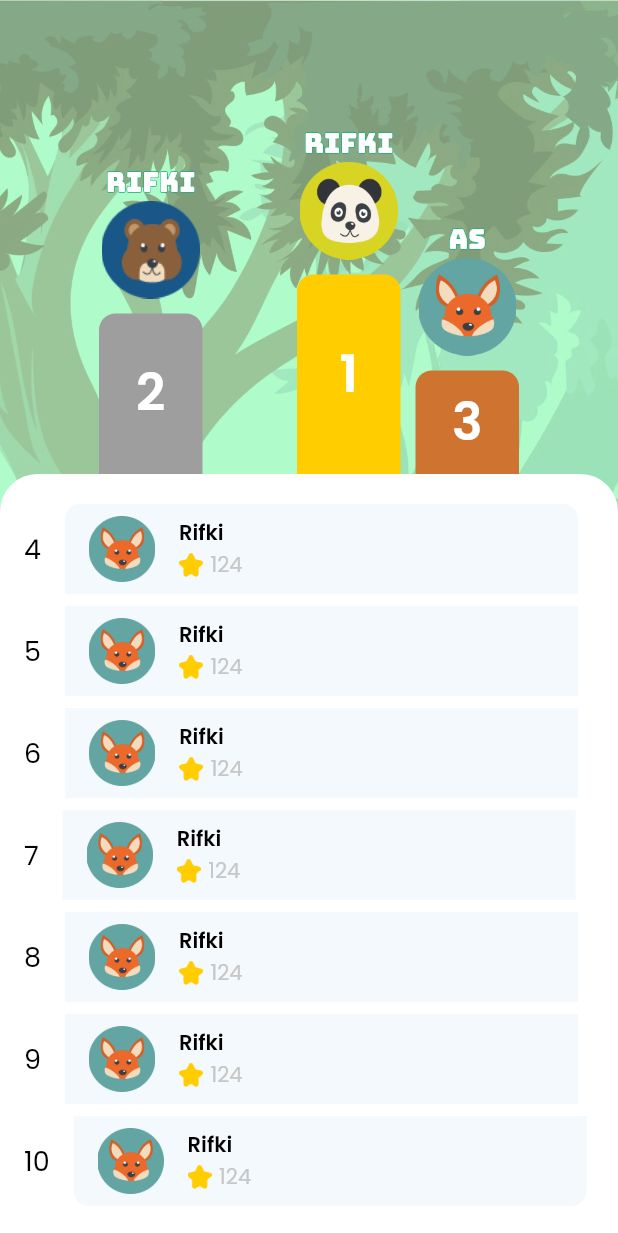
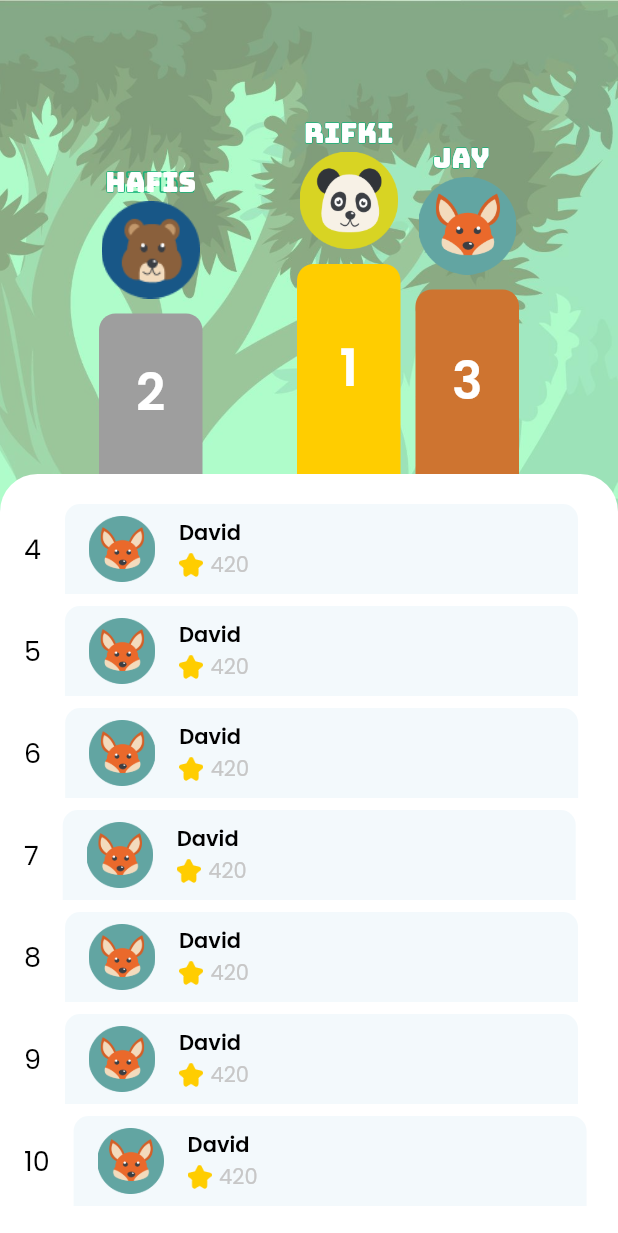
Before and after one commit to hafidzfadillah/FitLife, a Flutter app: the LeaderboardScreen screen opened by its route, scrolled down 96 dp, on a phone screen of 412 x 824 dp. Shown: the top 1233 px of the screen. Run offline on Flutter 3.47's test engine with Material 2 defaults, Android fonts, the phone set to English and light mode, and no system bars; our stand-ins replace animated_text_kit, camera, carousel_slider, chat_bubbles, chewie, connectivity_plus and 31 more; missing offline and left inert: dart:ffi, floating_draggable_widget, flutter_intro, flutter_tflite; accounts and stored records are empty.

Commit message:
fix bug ,fitmart, etc

```diff
--- a/lib/dummy/product_banner.dart
+++ b/lib/dummy/product_banner.dart
@@ -2,7 +2,7 @@ import 'package:fitlife/core/models/product/product_banner.dart';
 
 List<ProductBannerModel> dummyBannerProducts = [
   ProductBannerModel(
-    title: "Dapatkan diskon 20% untuk pembelian Vita Whey",
+    title: "Dapatkan diskon 20% untuk pembelian Fita Whey",
     buttonText: "Lihat Detail",
     image: "assets/images/whey.png",
     background: 'assets/images/bg_bmart1.png',
@@ -10,7 +10,7 @@ List<ProductBannerModel> dummyBannerProducts = [
 
   ),
   ProductBannerModel(
-      title: "pantau kesehatanmu dengan Vita Pulse ",
+      title: "pantau kesehatanmu dengan Fita Pulse ",
       buttonText: "Lihat Detail",
       image: "assets/images/pulse.png",
       background: 'assets/images/bg_bmart2.png',
--- a/lib/ui/pages/leaderboard_screen.dart
+++ b/lib/ui/pages/leaderboard_screen.dart
@@ -4,6 +4,7 @@ import 'package:fitlife/ui/home/theme.dart';
 import 'package:flutter/material.dart';
 import 'package:google_fonts/google_fonts.dart';
 import 'package:flutter/services.dart';
+import 'dart:math';
 
 class LeaderboardScreen extends StatefulWidget {
   @override
@@ -26,8 +27,117 @@ class _LeaderboardScreenState extends State<LeaderboardScreen> {
     });
   }
 
+  // Fungsi untuk mendapatkan nama acak
+  String getRandomName() {
+    List<String> names = ['Pandan', 'Tegar', 'Michael', 'Emma', 'David', 'Olivia'];
+    Random random = Random();
+    return names[random.nextInt(names.length)];
+  }
+
+  // random avatar
+  String getRandomAvatar() {
+    List<String> avatars = ['avatar_1.png', 'avatar_2.png', 'avatar_3.png', 'avatar_4.png', 'avatar_5.png', 'avatar_6.png' , 'avatar_7.png'];
+    Random random = Random();
+    return avatars[random.nextInt(avatars.length)];
+  }
+
+// Fungsi untuk mendapatkan poin acak
+  int getRandomPoints() {
+    Random random = Random();
+    return random.nextInt(500);
+  }
+
   @override
   Widget build(BuildContext context) {
+
+   List<Widget> generateDataList() {
+      List<Map<String, dynamic>> data = [];
+      for (int i = 0; i < 7; i++) {
+        String name = getRandomName();
+        String avatar = getRandomAvatar();
+        int points = getRandomPoints();
+        Map<String, dynamic> dataMap = {
+          'name': name,
+          'avatar': avatar,
+          'points': points,
+        };
+        data.add(dataMap);
+      }
+
+      // Mengurutkan data berdasarkan poin terbesar
+      data.sort((a, b) => b['points'].compareTo(a['points']));
+
+      List<Widget> dataList = [];
+      for (int i = 0; i < data.length; i++) {
+        Map<String, dynamic> dataMap = data[i];
+        Widget dataWidget = Row(
+          children: [
+            Text(
+              (i + 4).toString(),
+              style: GoogleFonts.poppins(fontSize: 18, color: Colors.black),
+            ),
+            SizedBox(width: 16),
+            Container(
+              width: MediaQuery.of(context).size.width - 70,
+              padding: EdgeInsets.symmetric(horizontal: 16, vertical: 8),
+              decoration: BoxDecoration(
+                color: Color(0xffF3F9FC),
+                borderRadius: BorderRadius.only(
+                  topLeft: Radius.circular(10),
+                  topRight: Radius.circular(10),
+                ),
+              ),
+              margin: EdgeInsets.symmetric(vertical: 4),
+              child: Row(
+                children: [
+                  Image.asset(
+                    'assets/images/${dataMap['avatar']}',
+                    width: 44,
+                    height: 44,
+                    fit: BoxFit.cover,
+                  ),
+                  SizedBox(width: 16),
+                  Column(
+                    crossAxisAlignment: CrossAxisAlignment.start,
+                    children: [
+                      Text(
+                        dataMap['name'],
+                        style: GoogleFonts.poppins(
+                          fontSize: 14,
+                          color: Colors.black,
+                          fontWeight: FontWeight.w600,
+                        ),
+                      ),
+                      Row(
+                        children: [
+                          Image.asset(
+                            'assets/images/star.png',
+                            width: 16,
+                            height: 16,
+                            fit: BoxFit.cover,
+                          ),
+                          SizedBox(width: 5),
+                          Text(
+                            dataMap['points'].toString(),
+                            style: GoogleFonts.poppins(
+                              fontSize: 14,
+                              color: Color(0xffC7C7C7),
+                            ),
+                          ),
+                        ],
+                      ),
+                    ],
+                  ),
+                ],
+              ),
+            ),
+          ],
+        );
+        dataList.add(dataWidget);
+      }
+      return dataList;
+    }
+
     return Scaffold(
       backgroundColor: lightModeBgColor,
       body: SafeArea(
@@ -86,7 +196,7 @@ class _LeaderboardScreenState extends State<LeaderboardScreen> {
                           right: 145,
                           child: Column(
                             children: [
-                              Stack(
+                              hide ? Stack(
                                 children: <Widget>[
                                   // Stroked text as border.
                                   Text(
@@ -106,19 +216,22 @@ class _LeaderboardScreenState extends State<LeaderboardScreen> {
                                         fontSize: 18, color: Colors.white),
                                   ),
                                 ],
-                              ),
-                              Image.asset(
+                              ) : SizedBox(),
+                               hide? Image.asset(
                                 'assets/images/avatar_1.png',
                                 width: 65,
                                 height: 65,
                                 fit: BoxFit.cover,
-                              ),
+                              ) : SizedBox(),
                               SizedBox(
                                 height: 10,
                               ),
-                              Container(
+                              AnimatedContainer(
+
+                                duration: Duration(seconds: 1),
+                                curve: Curves.easeInOut,
                                 width: 69,
-                                height: 133,
+                                height:  hide == 0 ? height  : height + 33,
                                 decoration: BoxDecoration(
                                     color: Color(0xffFFCD00),
                                     borderRadius: BorderRadius.only(
@@ -148,6 +261,7 @@ class _LeaderboardScreenState extends State<LeaderboardScreen> {
                                       children: <Widget>[
                                         // Stroked text as border.
                                         AnimatedContainer(
+
                                           duration: Duration(
                                               seconds: 1), // Durasi animasi
                                           curve:
@@ -165,7 +279,7 @@ class _LeaderboardScreenState extends State<LeaderboardScreen> {
                                         ),
                                         // Solid text as fill.
                                         Text(
-                                          'Rifki',
+                                          'Hafis',
                                           style: GoogleFonts.bungee(
                                             fontSize: 18,
                                             color: Colors.white,
@@ -215,11 +329,11 @@ class _LeaderboardScreenState extends State<LeaderboardScreen> {
                           right: 66,
                           child: Column(
                             children: [
-                              Stack(
+                               hide ? Stack(
                                 children: <Widget>[
                                   // Stroked text as border.
                                   Text(
-                                    'as',
+                                    'Jay',
                                     style: GoogleFonts.bungee(
                                       fontSize: 18,
                                       foreground: Paint()
@@ -230,24 +344,27 @@ class _LeaderboardScreenState extends State<LeaderboardScreen> {
                                   ),
                                   // Solid text as fill.
                                   Text(
-                                    'as',
+                                    'Jay  ',
                                     style: GoogleFonts.bungee(
                                         fontSize: 18, color: Colors.white),
                                   ),
                                 ],
-                              ),
-                              Image.asset(
+                              ) : SizedBox(),
+                              hide ? Image.asset(
                                 'assets/images/avatar_3.png',
                                 width: 65,
                                 height: 65,
                                 fit: BoxFit.cover,
-                              ),
+                              ) : SizedBox(),
                               SizedBox(
                                 height: 10,
                               ),
-                              Container(
+                              AnimatedContainer(
+                                   duration:
+                                    Duration(seconds: 1), // Durasi animasi
+                                curve: Curves.easeInOut, //
                                 width: 69,
-                                height: 69,
+                                height: hide == 0 ? height  : height + 16,
                                 decoration: BoxDecoration(
                                     color: Color(0xffCE7430),
                                     borderRadius: BorderRadius.only(
@@ -279,90 +396,14 @@ class _LeaderboardScreenState extends State<LeaderboardScreen> {
                         topRight: Radius.circular(25),
                       ),
                     ),
-                    child: ListView.builder(
+                    child: ListView(
                       shrinkWrap: true,
                       padding:
                           EdgeInsets.symmetric(horizontal: 16, vertical: 16),
                       physics: NeverScrollableScrollPhysics(),
-                      itemCount: 7, // Jumlah peserta dari 4 hingga 10
-                      itemBuilder: (context, index) {
-                        return Row(
-                          children: [
-                            Text(
-                              (index + 4).toString(),
-                              style: GoogleFonts.poppins(
-                                  fontSize: 18, color: Colors.black),
-                            ),
-                            SizedBox(
-                              width: 16,
-                            ),
-                            Container(
-                              width: MediaQuery.of(context).size.width - 70,
-                              padding:  EdgeInsets.symmetric(horizontal: 16 , vertical: 8),
-                              decoration: BoxDecoration(
-                                color: Color(0xffF3F9FC),
-                                borderRadius: index == 0
-                                    ? BorderRadius.only(
-                                        topLeft: Radius.circular(10),
-                                        topRight: Radius.circular(10),
-                                      )
-                                    : index == 6
-                                        ? BorderRadius.only(
-                                            bottomLeft: Radius.circular(10),
-                                            bottomRight: Radius.circular(10),
-                                          )
-                                        : null,
-                              ),
-                              margin: EdgeInsets.symmetric(vertical: 4),
-                              child:  Row(
-                                children: [
-                                  Image.asset(
-                                    'assets/images/avatar_3.png',
-                                    width: 44,
-                                    height: 44,
-                                    fit: BoxFit.cover,
+                      children:  generateDataList(),
 
-                                  ),
-                                  SizedBox(
-                                    width: 16,
-                                  ),
-                                  Column(
-                                    crossAxisAlignment:
-                                        CrossAxisAlignment.start,
-                                    children: [
-                                      Text(
-                                        'Rifki',
-                                        style: GoogleFonts.poppins(
-                                            fontSize: 14,
-                                            color: Colors.black,
-                                            fontWeight: FontWeight.w600),
-                                      ),
-                                      Row(children: [
-                                        Image.asset(
-                                          'assets/images/star.png',
-                                          width: 16,
-                                          height: 16,
-                                          fit: BoxFit.cover,
 
-                                        ),
-                                        SizedBox(width:  5,),
-                                        Text(
-                                              '124',
-                                              style: GoogleFonts.poppins(
-                                                  fontSize: 14,
-                                                  color: Color(0xffC7C7C7),
-                                                  ),
-                                            ),
-                                      ],)
-
-                                    ],
-                                  )
-                                ],
-                              )
-                            ),
-                          ],
-                        );
-                      },
                     ),
                   ),
                 ],
--- a/lib/ui/pages/listSport.dart
+++ b/lib/ui/pages/listSport.dart
@@ -63,7 +63,7 @@ class _ListSportState extends State<ListSport> {
         controller: _scrollController,
         slivers: [
           SliverAppBar(
-            backgroundColor: Color(0xff149968),
+            backgroundColor: Color(0xffF9D171),
             expandedHeight: 30.h,
             pinned: true,
             flexibleSpace: FlexibleSpaceBar(
@@ -97,7 +97,7 @@ class _ListSportState extends State<ListSport> {
                 Positioned(
                     right: 0,
                     bottom: 0,
-                    child: Image.asset('assets/images/sportModel1.png')),
+                    child: Image.asset('assets/images/skateboard.png' , height: 180, width: 180,)),
               ]),
             ),
           ),
@@ -159,7 +159,7 @@ class _ListSportState extends State<ListSport> {
                   RoundedButton(
                       title: 'Mulai',
                       style: GoogleFonts.poppins(),
-                      background: primaryDarkColor,
+                      background: Color(0xffF9D171),
                       onClick: () {
                         Navigator.pushNamed(context, '/action-sport',
                             arguments: widget.data['exercises']);
--- a/lib/ui/pages/record_sport_screen.dart
+++ b/lib/ui/pages/record_sport_screen.dart
@@ -166,7 +166,9 @@ class _RecordSportScreenState extends State<RecordSportScreen> {
         title: 'Aktivitas Olahraga',
         backgroundColor: lightModeBgColor,
         elevation: 0,
-        leading: CustomBackButton(onClick: () {
+        leading: CustomBackButton(
+          iconColor:  Color(0xffF9D171),
+          onClick: () {
           Navigator.pop(context);
         }),
       ),
--- a/lib/ui/pages/survey/resultScreen.dart
+++ b/lib/ui/pages/survey/resultScreen.dart
@@ -68,7 +68,7 @@ class SurveyResultScreen extends StatelessWidget {
                               isRepeatingAnimation: false,
                               pause: Duration(milliseconds: 3000),
                               animatedTexts: [
-                                TypewriterAnimatedText('${result!.warning}',
+                                TypewriterAnimatedText(result?.warning != null ? result!.warning : 'Dibawah ini adalah hasil penilaian kesehatanmu. Tetap semangat dan jaga kesehatanmu ya! ',
                                     textStyle: GoogleFonts.poppins())
                               ]),
                         ),
@@ -110,7 +110,7 @@ class SurveyResultScreen extends StatelessWidget {
                           RichText(
                               textAlign: TextAlign.start,
                               text: TextSpan(
-                                  text: '${result!.dailyCalories}',
+                                  text: '${result!.dailyCalories.round()}',
                                   style: GoogleFonts.poppins(
                                       color: blackColor,
                                       fontWeight: FontWeight.w600),
--- a/lib/ui/pages/vita_pulse_screen.dart
+++ b/lib/ui/pages/vita_pulse_screen.dart
@@ -43,14 +43,14 @@ class VitaPulseScreen extends StatelessWidget {
               children: [
                 Image.asset('assets/images/icon_misi_6.png'),
                 const SizedBox(height: 20),
-                Text('Terhubung dengan VitaPulse',
+                Text('Terhubung dengan Fita Pulse',
                     style: normalText.copyWith(
                         fontSize: 16,
                         color: const Color(0xff333333),
                         fontWeight: FontWeight.w600)),
                 const SizedBox(height: 16),
                 Text(
-                    'Untuk terhubung dengan Vitapulse , kamu perlu menyakalan bluetooth dan dekatkan dengan device VitaPulse',
+                    'Untuk terhubung dengan Fita Pulse , kamu perlu menyakalan bluetooth dan dekatkan dengan device Fita Pulse',
                     textAlign: TextAlign.center,
                     style: normalText.copyWith(
                         fontSize: 14,
```
Also changed, not shown: lib/ui/pages/shop_screen.dart (+16 -0 lines), lib/ui/widgets/exercise_schedule.dart (+5 -5 lines), lib/ui/widgets/reward_item.dart (+8 -4 lines), assets/images/avatar_4.png (added), assets/images/avatar_5.png (added), assets/images/avatar_6.png (added), assets/images/avatar_7.png (added), assets/images/bg_sport.png, assets/images/shop.png (added), assets/images/skateboard.png (added), assets/images/vip_icon.svg (added), pubspec.lock.
